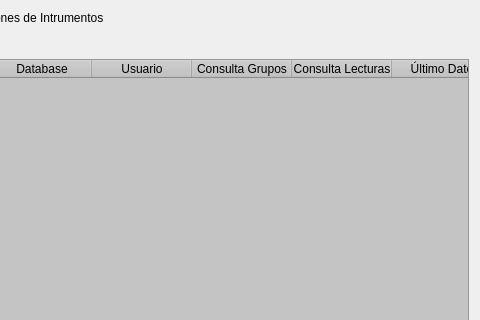
Qt form ui/conexiones.ui (ivanrv23/E-Monitoring-SqlServer) before a commit; both pictures show x 420 to 900 and y 0 to 320 of the 900 by 600 pixel window.
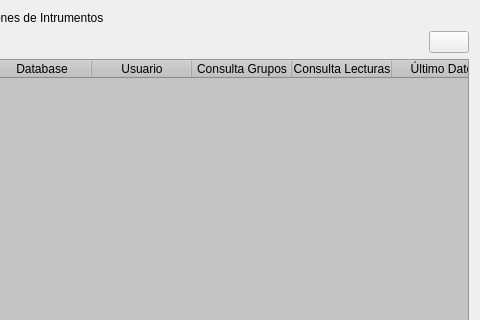
The same form after that commit.

Diff of the .ui file:
```diff
--- a/ui/conexiones.ui
+++ b/ui/conexiones.ui
@@ -55,6 +55,16 @@
        </property>
       </spacer>
      </item>
+     <item>
+      <widget class="QPushButton" name="btn_sincronizacion">
+       <property name="toolTip">
+        <string>Actualizar Data</string>
+       </property>
+       <property name="text">
+        <string/>
+       </property>
+      </widget>
+     </item>
     </layout>
    </item>
    <item>
```
Left out of the diff: 3 changed lines with no effect on the pictures.
